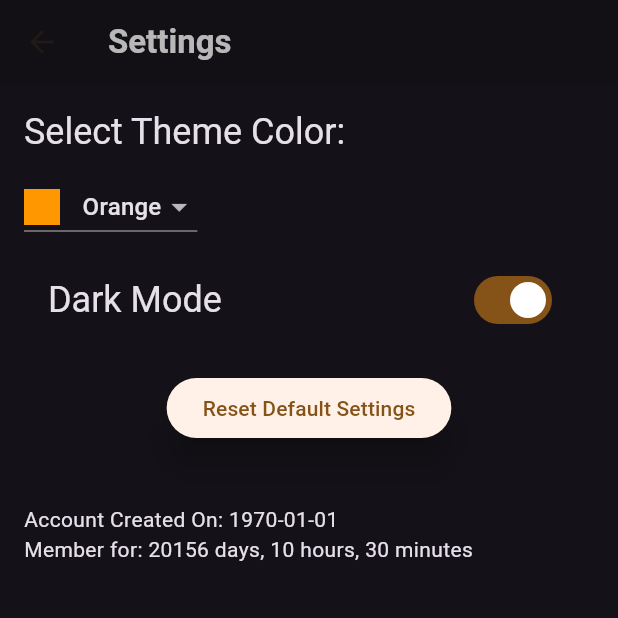
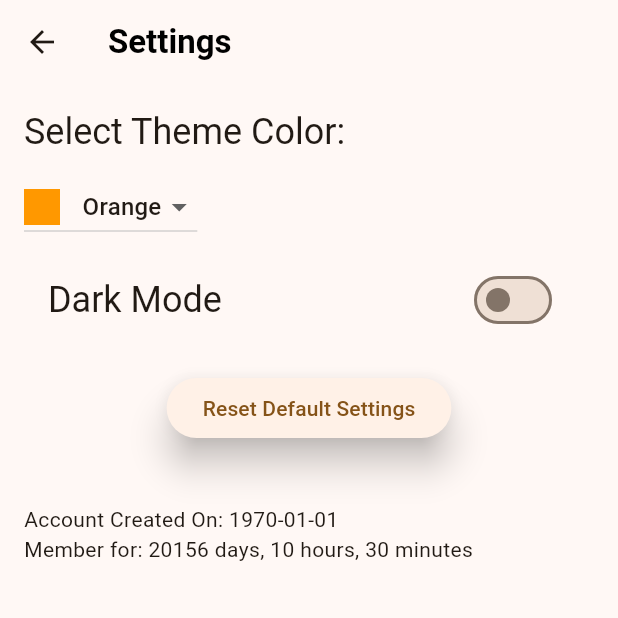
Before and after one commit to UCD-193AB-ws24/CycleGuardFrontend, a Flutter app: the SettingsPage screen opened directly, after a tap on "Dark Mode", on a phone screen of 412 x 824 dp, the top half of it. Run offline on Flutter 3.47's test engine with Material 3 defaults, Android fonts, the phone set to English and light mode, and no system bars; our stand-ins replace fl_chart, flutter_dotenv, flutter_svg, fluttertoast, get, get_storage and 6 more; missing offline and left inert: dart:ffi, flutter_polyline_points; accounts and stored records are empty; network calls fail.

Commit message:
Theme and dark mode connected to the backend.

```diff
--- a/lib/main.dart
+++ b/lib/main.dart
@@ -9,6 +9,7 @@ import 'package:cycle_guard_app/data/user_stats_provider.dart';
 import 'package:cycle_guard_app/data/achievements_progress_provider.dart';
 import 'package:cycle_guard_app/data/week_history_provider.dart';
 import 'package:cycle_guard_app/data/trip_history_provider.dart';
+import 'package:cycle_guard_app/data/user_settings_accessor.dart';
 import 'package:flutter_dotenv/flutter_dotenv.dart';
 
 // import pages
@@ -132,9 +133,74 @@ class MyAppState extends ChangeNotifier {
     notifyListeners();
   }
 
-  void updateThemeColor(Color newColor) {
+  void toggleDarkMode(bool isEnabled) async {
+    isDarkMode = isEnabled;
+    String themeName = _getThemeNameFromColor(selectedColor);
+
+    UserSettings updatedSettings = UserSettings(
+      darkModeEnabled: isDarkMode,
+      currentTheme: themeName,
+    );
+
+
+    try {
+      await UserSettingsAccessor.updateUserSettings(updatedSettings);
+      print("updated user settings: ${await UserSettingsAccessor.getUserSettings()}");
+      notifyListeners();
+    } catch (e) {
+      print("Error updating user settings: $e");
+    }
+  }
+
+    void updateThemeColor(Color newColor) async {
     selectedColor = newColor;
-    notifyListeners();
+    String themeName = _getThemeNameFromColor(selectedColor);
+    UserSettings updatedSettings = UserSettings(
+      darkModeEnabled: isDarkMode,
+      currentTheme: themeName,
+    );
+    try {
+      await UserSettingsAccessor.updateUserSettings(updatedSettings);
+      print("updated user settings: ${await UserSettingsAccessor.getUserSettings()}");
+      notifyListeners();
+    } catch (e) {
+      print("Error updating user settings: $e");
+    }
+  }
+
+  String _getThemeNameFromColor(Color color) {
+    for (String themeName in availableThemes.keys) {
+      if (availableThemes[themeName] == color) {
+        return themeName;
+      }
+    }
+
+    for (String themeName in storeThemes.keys) {
+      if (storeThemes[themeName] == color) {
+        return themeName;
+      }
+    }
+
+    return 'Orange';
+  }
+
+  Future<void> loadUserSettings() async {
+    try {
+      UserSettings settings = await UserSettingsAccessor.getUserSettings();
+      print("Retrieved Settings: $settings");
+
+      selectedColor = _getColorFromTheme(settings.currentTheme);
+      isDarkMode = settings.darkModeEnabled;
+
+      notifyListeners();
+    } catch (e, stackTrace) {
+      print("Error loading user settings: $e");
+      print(stackTrace);
+    }
+  }
+
+  Color _getColorFromTheme(String theme) {
+    return availableThemes[theme] ?? storeThemes[theme] ?? Colors.orange;
   }
 
   Future<bool> purchaseTheme(String themeName) async {
@@ -191,11 +257,6 @@ class MyAppState extends ChangeNotifier {
         Fluttertoast.showToast(msg: "Purchase failed. Try again later.");
         return false; // Return false for any other failure
     }
-  }
-
-  void toggleDarkMode(bool isEnabled) {
-    isDarkMode = isEnabled;
-    notifyListeners();
   }
 }
 
--- a/lib/pages/login_page.dart
+++ b/lib/pages/login_page.dart
@@ -4,6 +4,8 @@ import 'package:cycle_guard_app/auth/auth_util.dart';
 import 'package:cycle_guard_app/pages/create_account.dart';
 import 'package:flutter/material.dart';
 import 'package:google_fonts/google_fonts.dart';
+import 'package:provider/provider.dart';
+import 'package:cycle_guard_app/main.dart';
 
 import 'package:fluttertoast/fluttertoast.dart';
 
@@ -48,6 +50,9 @@ class LoginFormState extends State<LoginPage> {
 
     if (loginSuccess) {
       Fluttertoast.cancel();
+      final appState = Provider.of<MyAppState>(context, listen: false);
+      await appState.loadUserSettings();
+      await appState.fetchOwnedThemes();
       setState(() {
         Navigator.pushReplacement(context, MaterialPageRoute(builder: (context) => MyHomePage()));
       });
```
